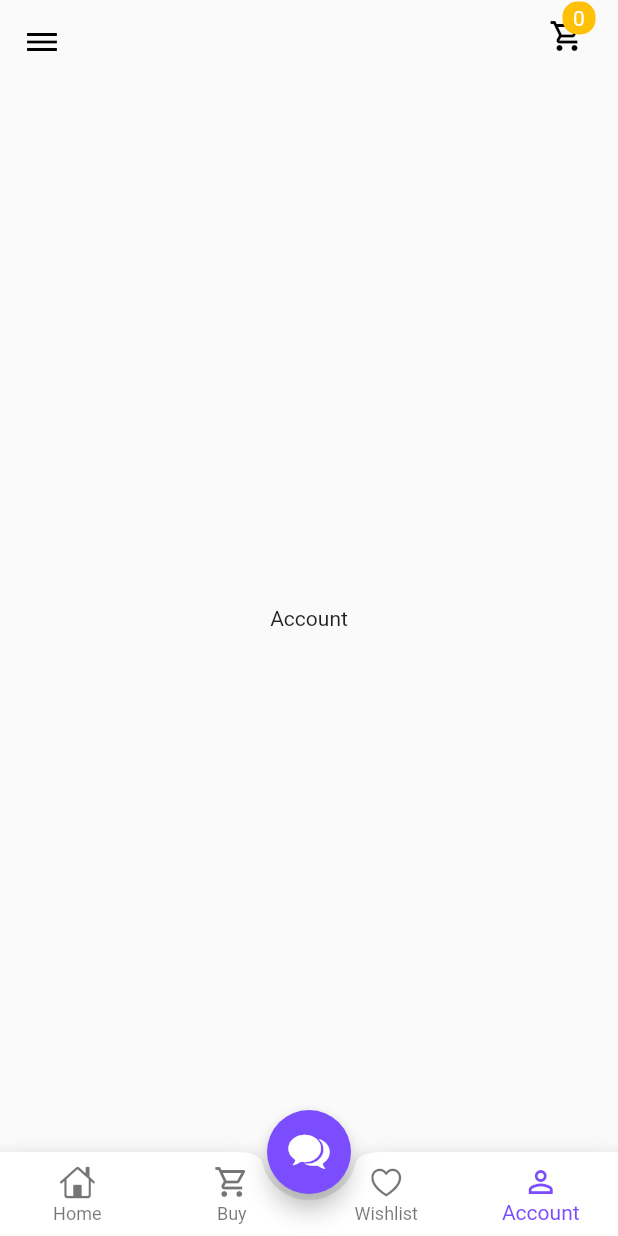
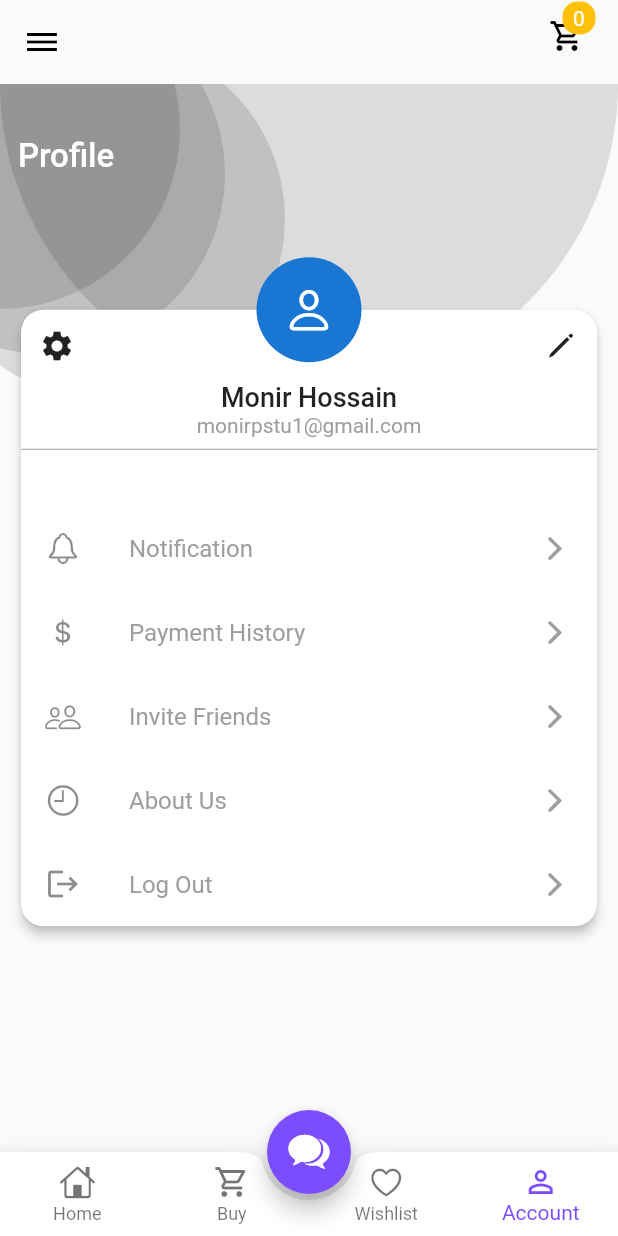
Before and after one commit to MonirNoyon/shoping_getx, a Flutter app: the screen it shows after launch, item 4 of the bottom bar chosen, on a phone screen of 412 x 824 dp. Run offline on Flutter 3.47's test engine with Material 2 defaults, Android fonts, the phone set to English and light mode, and no system bars; our stand-ins replace get; network calls fail.

Commit message:
Account page added

```diff
--- /dev/null
+++ b/lib/view/pages/account_page.dart
@@ -0,0 +1,146 @@
+import 'package:flutter/cupertino.dart';
+import 'package:flutter/material.dart';
+import 'package:get/get_navigation/src/routes/circular_reveal_clipper.dart';
+
+
+class Account extends StatelessWidget {
+  const Account({Key? key}) : super(key: key);
+
+  @override
+  Widget build(BuildContext context) {
+    return Scaffold(
+      body: Stack(
+        children: [
+          Positioned(
+            left: 0,
+            right: 0,
+            top: -280,
+            child: CircleAvatar(radius: 280,
+            backgroundColor: Colors.black12,),
+          ),
+          Positioned(
+            left: -50,
+              top: -30,
+              child: CircleAvatar(radius: 120,
+              backgroundColor: Colors.black12,)
+          ),
+          Positioned(
+            left: -90,
+              top: -60,
+              child: CircleAvatar(radius: 120,
+              backgroundColor: Colors.black12,)
+          ),
+          Positioned(
+            left: -120,
+              top: -90,
+              child: CircleAvatar(radius: 120,
+              backgroundColor: Colors.black12,)
+          ),
+          Positioned(
+            left: 12,
+              top: 35,
+              child: Text("Profile",style: TextStyle(
+                color: Colors.white,
+                fontWeight: FontWeight.w500,
+                fontSize: 22
+              ),)
+          ),
+
+          Align(
+            alignment: Alignment.topCenter,
+            child: Center(
+              child: Container(
+                margin: const EdgeInsets.only(left: 10,right: 10),
+                child: Column(
+                  mainAxisAlignment: MainAxisAlignment.center,
+                  children: [
+                    Card(
+                      elevation: 3,
+                      shape: RoundedRectangleBorder(
+                          borderRadius: BorderRadius.circular(15)
+                      ),
+                      child: Column(
+                        mainAxisAlignment: MainAxisAlignment.center,
+                        mainAxisSize: MainAxisSize.min,
+                        children: [
+                          Stack(
+                            clipBehavior: Clip.none,
+                            children: [
+                              Row(
+                                mainAxisAlignment: MainAxisAlignment.spaceBetween,
+                                children: [
+                                  IconButton(
+                                      onPressed: (){},
+                                      icon: const Icon(Icons.settings)),
+                                  IconButton(
+                                      onPressed: (){},
+                                      icon: const Icon(CupertinoIcons.pen)),
+                                ],
+                              ),
+                              Positioned(
+                                left: 0,
+                                right: 0,
+                                top: -35,
+                                child: CircleAvatar(
+                                  radius: 35,
+                                  child: Icon(CupertinoIcons.person,color: Colors.white,size: 35,),
+
+                                ),
+                              ),
+                            ],
+                          ),
+                          const Text("Monir Hossain",style: TextStyle(
+                              fontSize: 18,
+                              fontWeight: FontWeight.w500
+                          ),),
+                          const Text("monirpstu1@gmail.com",style: TextStyle(
+                              color: Colors.grey
+                          ),),
+                          const Divider(
+                            color: Colors.grey,
+                          ),
+                          const SizedBox(height: 30,),
+                          ListTile(
+                            onTap: (){},
+                            title: const Text("Notification",style: TextStyle(color: Colors.grey),),
+                            leading: const Icon(CupertinoIcons.bell),
+                            trailing: const Icon(CupertinoIcons.forward,color: Colors.grey,),
+                          ),
+                          ListTile(
+                            onTap: (){},
+                            title: const Text("Payment History",style: TextStyle(color: Colors.grey),),
+                            leading: const Icon(CupertinoIcons.money_dollar),
+                            trailing: const Icon(CupertinoIcons.forward,color: Colors.grey,),
+                          ),
+                          ListTile(
+                            onTap: (){},
+                            title: const Text("Invite Friends",style: TextStyle(color: Colors.grey),),
+                            leading: const Icon(CupertinoIcons.person_2),
+                            trailing: const Icon(CupertinoIcons.forward,color: Colors.grey,),
+                          ),
+                          ListTile(
+                            onTap: (){},
+                            title: const Text("About Us",style: TextStyle(color: Colors.grey),),
+                            leading: const Icon(CupertinoIcons.clock),
+                            trailing: const Icon(CupertinoIcons.forward,color: Colors.grey,),
+                          ),
+                          ListTile(
+                            onTap: (){},
+                            title: const Text("Log Out",style: TextStyle(color: Colors.grey),),
+                            leading: const Icon(Icons.logout),
+                            trailing: const Icon(CupertinoIcons.forward,color: Colors.grey,),
+                          ),
+                        ],
+                      ),
+                    ),
+
+                  ],
+                ),
+              ),
+            ),
+          )
+        ],
+      )
+    );
+  }
+}
--- a/lib/view/pages/onboarding.dart
+++ b/lib/view/pages/onboarding.dart
@@ -1,6 +1,7 @@
 import 'package:flutter/cupertino.dart';
 import 'package:flutter/material.dart';
 import 'package:shoping_getx/view-model/controller.dart';
+import 'package:shoping_getx/view/pages/account_page.dart';
 import 'package:shoping_getx/view/pages/home_page.dart';
 import 'package:shoping_getx/view/widget/bottom_nav_bar.dart';
 import 'package:get/get.dart';
@@ -69,11 +70,11 @@ class Onboarding extends StatelessWidget {
     ),
       body: Obx(()=>IndexedStack(
           index: bottomNavBarController.tabIndex.value,
-          children: [
+          children: const[
             HomePage(),
             Center(child: Text("Buy Page")),
             Center(child: Text("Wishlist")),
-            Center(child: Text("Account")),
+            Account(),
           ],
         ),
       ),
--- a/pubspec.yaml
+++ b/pubspec.yaml
@@ -61,9 +61,8 @@ flutter:
   uses-material-design: true
 
   # To add assets to your application, add an assets section, like this:
-  # assets:
-  #   - images/a_dot_burr.jpeg
-  #   - images/a_dot_ham.jpeg
+  assets:
+    - assets/
 
   # An image asset can refer to one or more resolution-specific "variants", see
   # https://flutter.dev/assets-and-images/#resolution-aware.
```
Also changed, not shown: assets/monir.jpg (added).
